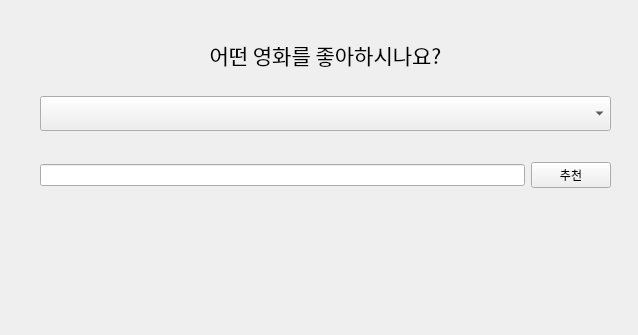
Before: the Qt Designer form Movie_Recommendation.ui in JiHyun-Jo7/intel_movie_for_you, drawn with Qt 5; both pictures show x 0 to 638 and y 0 to 335 of the 638 by 717 pixel window.
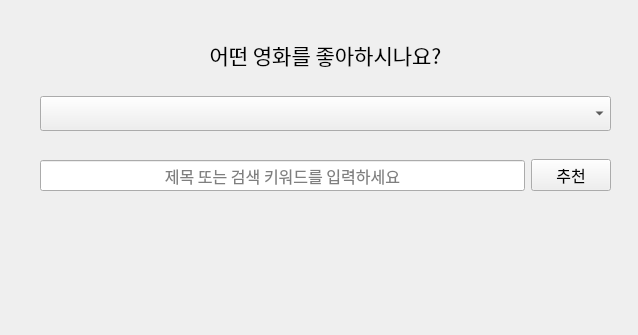
After: the same form once the commit is applied.

Commit message: movie_recommendation

```diff
--- a/Movie_Recommendation.ui
+++ b/Movie_Recommendation.ui
@@ -82,10 +82,29 @@
    </property>
    <layout class="QHBoxLayout" name="horizontalLayout">
     <item>
-     <widget class="QLineEdit" name="le_keyword"/>
+     <widget class="QLineEdit" name="le_keyword">
+      <property name="font">
+       <font>
+        <family>돋움</family>
+        <pointsize>12</pointsize>
+       </font>
+      </property>
+      <property name="alignment">
+       <set>Qt::AlignCenter</set>
+      </property>
+      <property name="placeholderText">
+       <string>제목 또는 검색 키워드를 입력하세요</string>
+      </property>
+     </widget>
     </item>
     <item>
      <widget class="QPushButton" name="btn_recommendation">
+      <property name="font">
+       <font>
+        <family>돋움</family>
+        <pointsize>12</pointsize>
+       </font>
+      </property>
       <property name="text">
        <string>추천</string>
       </property>
```
The commit also changes 2 other files.
